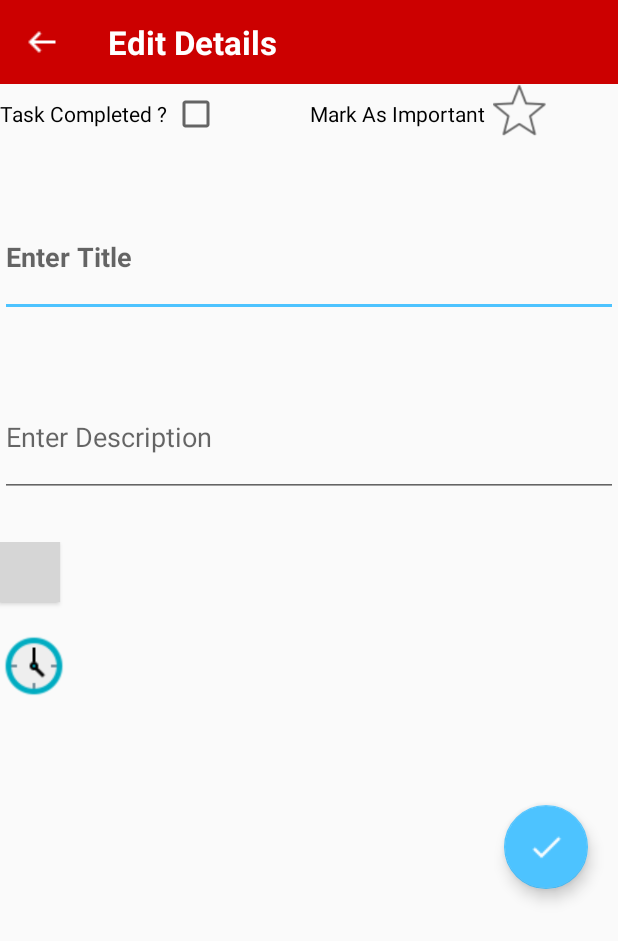
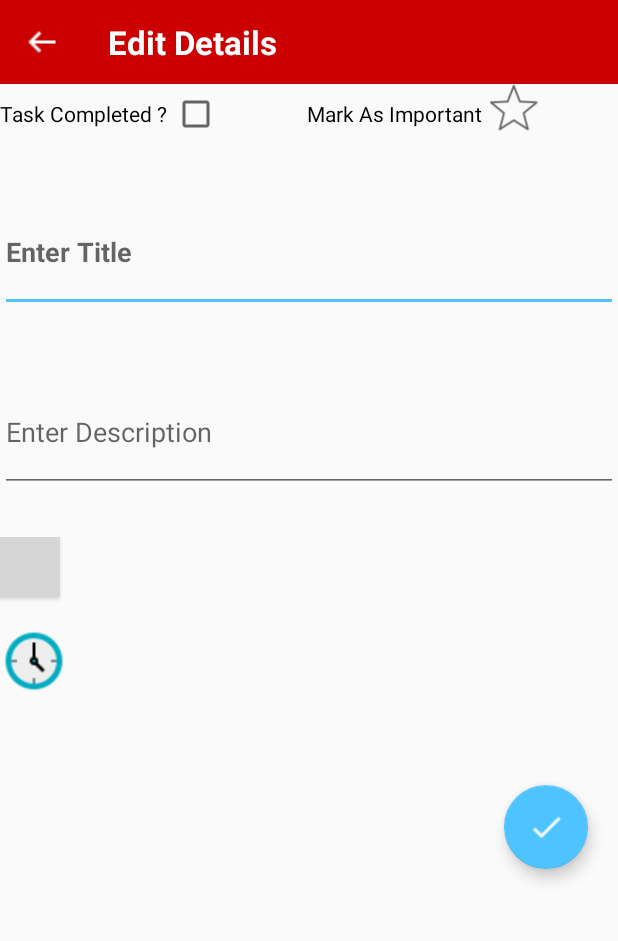
Before and after one commit to imaditiagg/ToDo, an Android app: the Edit_Activity screen opened directly, with no data from a screen before it, on a phone screen of 412 x 824 dp. Shown: the top 941 px of the screen. Run offline under Robolectric (Android 15) with nearby library versions, the phone set to English and light mode, and no system bars; 1 statement that could not run was skipped; grey boxes are pictures that could not be loaded.

Commit message:
Changes added

```diff
--- a/app/src/main/java/com/example/aditi/todo_list/ItemDescription.java
+++ b/app/src/main/java/com/example/aditi/todo_list/ItemDescription.java
@@ -95,7 +95,7 @@ public class ItemDescription extends AppCompatActivity {
         }
 
         fab=(FloatingActionButton) findViewById(R.id.editFab);
-        fab.setImageResource(R.drawable.pencil);
+        fab.setImageResource(R.drawable.edit2);
         fab.setOnClickListener(new View.OnClickListener() {
             @Override
             public void onClick(View view) {
--- a/app/src/main/java/com/example/aditi/todo_list/MainActivity.java
+++ b/app/src/main/java/com/example/aditi/todo_list/MainActivity.java
@@ -141,7 +141,7 @@ public class MainActivity extends AppCompatActivity implements AdapterView.OnIte
                         }
                     }).setActionTextColor(getResources().getColor(R.color.skyblue1)).show();
             //cancel alarm also
-            Toast.makeText(MainActivity.this,"Alarm cancelled",Toast.LENGTH_SHORT).show();
+            // Toast.makeText(MainActivity.this,"Alarm cancelled",Toast.LENGTH_SHORT).show();
             AlarmManager alarmManager = (AlarmManager) getSystemService(ALARM_SERVICE);
             Intent intent1 = new Intent(this,AlarmReceiver.class);
             Bundle b2 = new Bundle();
@@ -198,7 +198,7 @@ public class MainActivity extends AppCompatActivity implements AdapterView.OnIte
         }
         else if(id ==R.id.reset){
             AlertDialog.Builder builder =new AlertDialog.Builder(MainActivity.this);
-            builder.setTitle("Reset");
+            builder.setTitle("Reset Data ");
             builder.setMessage("Do you really want to clear all data ? ");
             builder.setPositiveButton("Yes", new DialogInterface.OnClickListener() {
                         @Override
@@ -562,6 +562,7 @@ public class MainActivity extends AppCompatActivity implements AdapterView.OnIte
 
     public void checkEmpty(ArrayList<Items> items){
         if(items.isEmpty()){
+            //show initial layout
             LayoutInflater inflater =(LayoutInflater) this.getSystemService(LAYOUT_INFLATER_SERVICE);
             layout = (RelativeLayout) inflater.inflate(R.layout.initial_layout,rootLayout,false);
             rootLayout.addView(layout);
--- a/app/src/main/res/layout/activity_add_item_.xml
+++ b/app/src/main/res/layout/activity_add_item_.xml
@@ -37,9 +37,9 @@
           android:id="@+id/impButton"
           android:layout_marginLeft="5dp"
           android:background="@drawable/star"
-          android:layout_width="35dp"
+          android:layout_width="32dp"
           android:onClick="markImp"
-          android:layout_height="35dp" />
+          android:layout_height="32dp" />
 </LinearLayout>
 
     <TextView
--- a/app/src/main/res/layout/activity_edit_.xml
+++ b/app/src/main/res/layout/activity_edit_.xml
@@ -37,8 +37,8 @@
             android:text="Task Completed ? " />
         <CheckBox
             android:id="@+id/editComplete"
-            android:layout_width="wrap_content"
-            android:layout_height="wrap_content" />
+            android:layout_width="30dp"
+            android:layout_height="30dp" />
 
         <TextView
             android:layout_width="wrap_content"
@@ -49,8 +49,8 @@
 
         <Button
             android:id="@+id/impButton"
-            android:layout_width="35dp"
-            android:layout_height="35dp"
+            android:layout_width="32dp"
+            android:layout_height="32dp"
             android:layout_marginLeft="5dp"
             android:onClick="changeMarkImp" />
     </LinearLayout>
@@ -128,7 +128,7 @@
     <android.support.design.widget.FloatingActionButton
         android:id="@+id/saveEdit"
         android:layout_marginRight="20dp"
-        android:layout_marginTop="60dp"
+        android:layout_marginTop="50dp"
         android:layout_gravity="end"
         android:layout_width="wrap_content"
         android:layout_height="wrap_content"
--- a/app/src/main/res/menu/main_menu.xml
+++ b/app/src/main/res/menu/main_menu.xml
@@ -3,7 +3,7 @@
     xmlns:app="http://schemas.android.com/apk/res-auto">
 
     <item android:title="Show"
-        android:icon="@drawable/menu"
+        android:icon="@drawable/menu2"
         app:showAsAction="ifRoom">
 
         <menu>
```
Also changed, not shown: app/src/main/res/layout/initial_layout.xml (+3 -9 lines), app/src/main/res/layout/row_layout.xml (+22 -15 lines), app/src/main/res/drawable-v24/edit_icon.png (deleted), app/src/main/res/drawable-v24/happy.png (deleted), app/src/main/res/drawable-v24/hat.png (deleted), app/src/main/res/drawable-v24/time.png (deleted), app/src/main/res/drawable-v24/work.png (deleted), app/src/main/res/drawable/back.png (deleted), app/src/main/res/drawable/edit.png (deleted), app/src/main/res/drawable/edit2.png (added), app/src/main/res/drawable/images.png (deleted), app/src/main/res/drawable/menu.png (deleted), app/src/main/res/drawable/menu2.png (added), app/src/main/res/drawable/tick.png (deleted).
